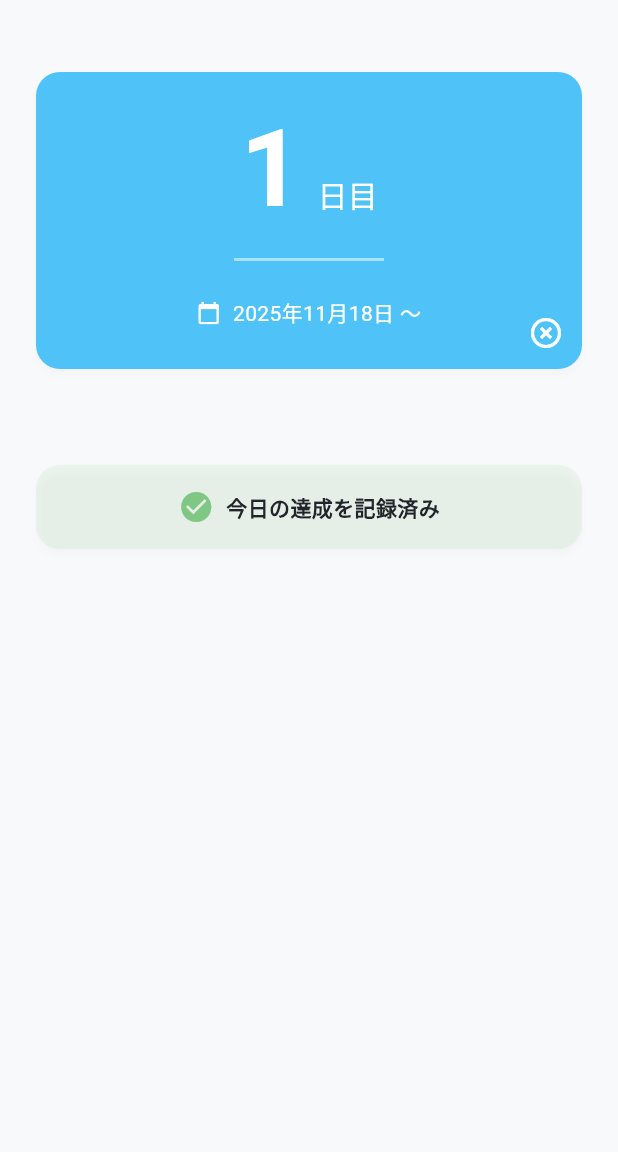
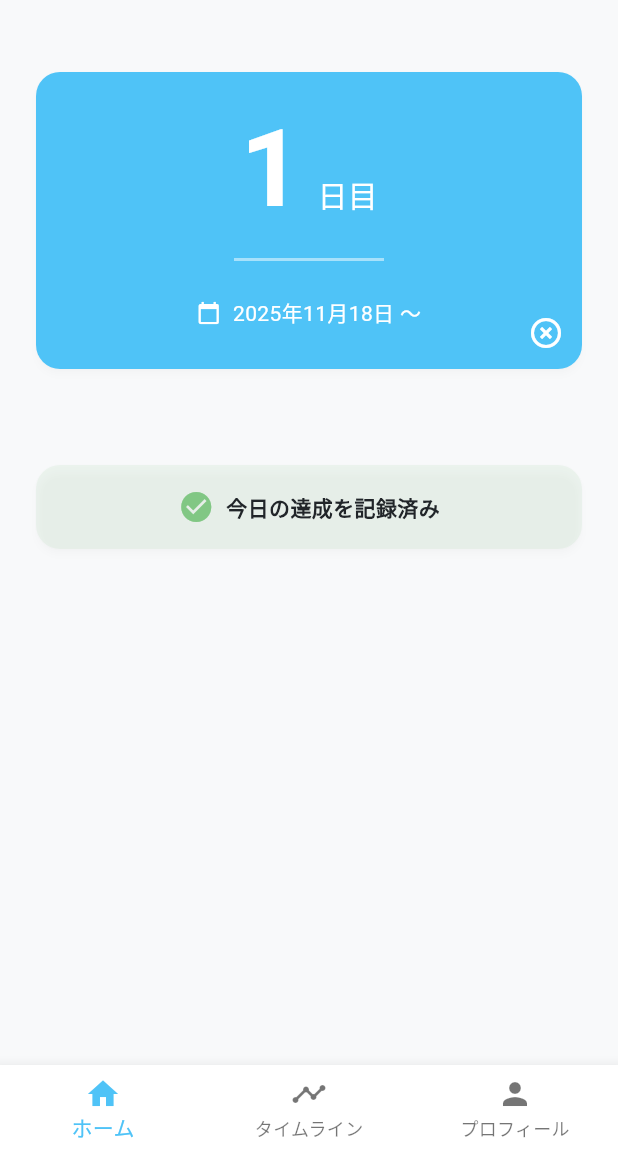
Before and after one commit to miz8462/shilaf, a Flutter app: the screen it shows once a user with an empty profile is signed in, on a phone screen of 412 x 824 dp, the part 84-1236 px from its top. Run offline on Flutter 3.47's test engine with Material 3 defaults, Android fonts, the light colour scheme and no system bars; our stand-ins replace flutter_dotenv, flutter_riverpod, go_router, google_sign_in, supabase_flutter; accounts and stored records are empty.

Commit message:
feat(main_page): メインページを作り、ホーム、タイムライン、プロフィールを遷移できるタブを設置

```diff
--- a/lib/core/router/app_router.dart
+++ b/lib/core/router/app_router.dart
@@ -6,10 +6,10 @@ import 'package:shilaf/features/auth/presentation/pages/login_page.dart';
 import 'package:shilaf/features/auth/presentation/pages/signup_page.dart';
 // 認証プロバイダーのインポート
 import 'package:shilaf/features/auth/providers/auth_provider.dart';
-import 'package:shilaf/features/home/presentation/pages/home_page.dart';
 import 'package:shilaf/features/profile/presentation/pages/onboarding_page.dart';
 // ユーザープロバイダーのインポート（追加）
 import 'package:shilaf/features/profile/providers/user_provider.dart';
+import 'package:shilaf/main/main_page.dart';
 
 /// ルーターのプロバイダー
 /// アプリ全体のルーティングを管理する
@@ -54,7 +54,7 @@ final routerProvider = Provider<GoRouter>((ref) {
       if (isAuthenticated &&
           hasCompletedOnboarding &&
           (isGoingToLogin || isGoingToSignup || isGoingToOnboarding)) {
-        return '/home'; // ホーム画面にリダイレクト
+        return '/main'; // メイン画面にリダイレクト
       }
 
       // 【優先順位4】問題なし（リダイレクト不要）
@@ -104,10 +104,10 @@ final routerProvider = Provider<GoRouter>((ref) {
       /// ホーム画面
       /// パス: /home
       GoRoute(
-        path: '/home',
-        name: 'home',
+        path: '/main',
+        name: 'main',
         builder: (BuildContext context, GoRouterState state) {
-          return const HomePage();
+          return const MainPage();
         },
       ),
 
--- /dev/null
+++ b/lib/main/main_page.dart
@@ -0,0 +1,55 @@
+import 'package:flutter/material.dart';
+import 'package:flutter_riverpod/flutter_riverpod.dart';
+import 'package:shilaf/core/constants/app_color.dart';
+import 'package:shilaf/features/home/presentation/pages/home_page.dart';
+import 'package:shilaf/features/profile/presentation/pages/profile.dart';
+import 'package:shilaf/features/timeline/presentation/pages/timeline_page.dart';
+
+class MainPage extends ConsumerStatefulWidget {
+  const MainPage({super.key});
+
+  @override
+  ConsumerState<MainPage> createState() => _MainPageState();
+}
+
+class _MainPageState extends ConsumerState<MainPage> {
+  int _selectedIndex = 0;
+
+  final List<Widget> _pages = const [
+    HomePage(),
+    TimelinePage(),
+    ProfilePage(),
+  ];
+
+  void _onItemTapped(int index) {
+    setState(() {
+      _selectedIndex = index;
+    });
+  }
+
+  @override
+  Widget build(BuildContext context) {
+    return Scaffold(
+      body: _pages[_selectedIndex],
+      bottomNavigationBar: BottomNavigationBar(
+        currentIndex: _selectedIndex,
+        onTap: _onItemTapped,
+        selectedItemColor: AppColors.primary,
+        items: const [
+          BottomNavigationBarItem(
+            icon: Icon(Icons.home),
+            label: 'ホーム',
+          ),
+          BottomNavigationBarItem(
+            icon: Icon(Icons.timeline),
+            label: 'タイムライン',
+          ),
+          BottomNavigationBarItem(
+            icon: Icon(Icons.person),
+            label: 'プロフィール',
+          ),
+        ],
+      ),
+    );
+  }
+}
```
Also changed, not shown: lib/features/notifications/data/models/notification_settings_model.dart (added, +62 -0 lines), lib/features/notifications/data/services/notification_service.dart (added, +108 -0 lines), lib/features/profile/presentation/pages/profile.dart (added, +28 -0 lines), lib/features/timeline/presentation/pages/timeline_page.dart (added, +34 -0 lines), pubspec.yaml (+7 -0 lines), pubspec.lock, 3 other files.
